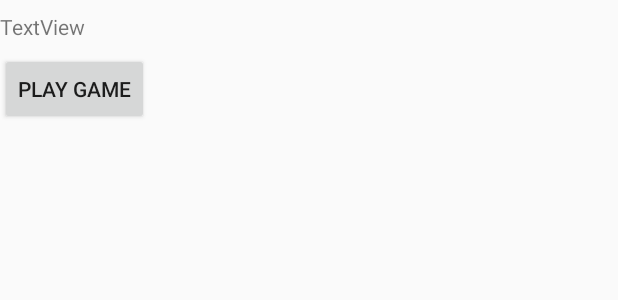
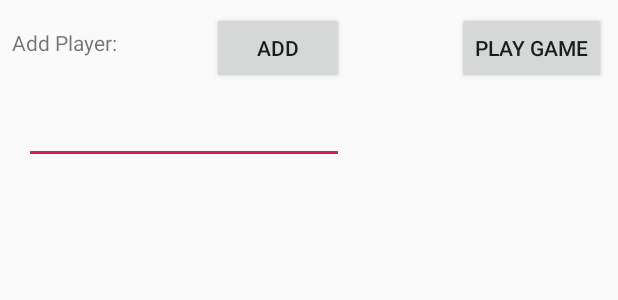
Before and after one commit to Cultiststeve/Blood-Bowl-Playing-Aid, an Android app: the layout activity_team_setup.xml on its own in the app's theme, with its tools: preview values and no code run, on a phone screen of 412 x 824 dp. Shown: the top 300 px of the screen. Run offline under Robolectric (Android 15) with nearby library versions, the phone set to English and light mode, and no system bars.

Commit message:
List view for players

```diff
--- a/app/build.gradle
+++ b/app/build.gradle
@@ -26,4 +26,5 @@ dependencies {
     testImplementation 'junit:junit:4.12'
     androidTestImplementation 'com.android.support.test:runner:1.0.2'
     androidTestImplementation 'com.android.support.test.espresso:espresso-core:3.0.2'
+    implementation 'com.android.support:recyclerview-v7:28.0.0'
 }
--- a/app/src/main/AndroidManifest.xml
+++ b/app/src/main/AndroidManifest.xml
@@ -9,7 +9,8 @@
         android:roundIcon="@mipmap/ic_launcher_round"
         android:supportsRtl="true"
         android:theme="@style/AppTheme">
-        <activity android:name=".TeamSetupActivity">
+        <activity android:name=".TeamSetupActivity"
+            android:screenOrientation="landscape">
             <intent-filter>
                 <action android:name="android.intent.action.MAIN" />
 
@@ -17,7 +18,8 @@
                 <action android:name="android.intent.action.VIEW" />
             </intent-filter>
         </activity>
-        <activity android:name=".IngameActivity">
+        <activity android:name=".IngameActivity"
+            android:screenOrientation="landscape">
             <intent-filter>
                 <action android:name="android.intent.action.MAIN" />
             </intent-filter>
--- a/app/src/main/java/com/example/bloodbowlplayingaid/ControlButtonsFragment.java
+++ b/app/src/main/java/com/example/bloodbowlplayingaid/ControlButtonsFragment.java
@@ -69,7 +69,7 @@ public class ControlButtonsFragment extends Fragment {
     public View onCreateView(LayoutInflater inflater, ViewGroup container,
                              Bundle savedInstanceState) {
         // Inflate the layout for this fragment
-        return inflater.inflate(R.layout.fragment_fragment__button__draw, container, false);
+        return inflater.inflate(R.layout.fragment_button__panel, container, false);
     }
 
     @Override
--- a/app/src/main/java/com/example/bloodbowlplayingaid/PlayerCardFragment.java
+++ b/app/src/main/java/com/example/bloodbowlplayingaid/PlayerCardFragment.java
@@ -78,7 +78,7 @@ public class PlayerCardFragment extends Fragment {
                              Bundle savedInstanceState) {
         Log.d(TAG, "onCreateView() called with: inflater = [" + inflater + "], container = [" + container + "], savedInstanceState = [" + savedInstanceState + "]");
         // Inflate the layout for this fragment
-        View rootView = inflater.inflate(R.layout.player_card_fragment, container, false);
+        View rootView = inflater.inflate(R.layout.fragment_player_card, container, false);
 
         card_button = rootView.findViewById(R.id.card_button); // Get button, store in fragment variable
 
--- a/app/src/main/res/layout/activity_team_setup.xml
+++ b/app/src/main/res/layout/activity_team_setup.xml
@@ -6,22 +6,67 @@
     android:layout_height="match_parent"
     tools:context=".TeamSetupActivity">
 
-    <TextView
-        android:id="@+id/textView3"
-        android:layout_width="wrap_content"
-        android:layout_height="wrap_content"
-        android:layout_marginTop="8dp"
-        android:text="TextView"
-        app:layout_constraintTop_toTopOf="parent"
-        tools:layout_editor_absoluteX="213dp" />
-
     <Button
         android:id="@+id/button"
         android:layout_width="wrap_content"
         android:layout_height="wrap_content"
         android:layout_marginTop="8dp"
+        android:layout_marginEnd="8dp"
+        android:layout_marginRight="8dp"
         android:onClick="onBtnPlayPress"
         android:text="Play Game"
-        app:layout_constraintTop_toBottomOf="@+id/textView3"
-        tools:layout_editor_absoluteX="322dp" />
+        app:layout_constraintEnd_toEndOf="parent"
+        app:layout_constraintTop_toTopOf="parent" />
+
+    <EditText
+        android:id="@+id/editText"
+        android:layout_width="wrap_content"
+        android:layout_height="wrap_content"
+        android:layout_marginStart="8dp"
+        android:layout_marginLeft="8dp"
+        android:layout_marginTop="8dp"
+        android:ems="10"
+        android:inputType="number"
+        app:layout_constraintStart_toStartOf="@+id/textView5"
+        app:layout_constraintTop_toBottomOf="@+id/button2" />
+
+    <TextView
+        android:id="@+id/textView5"
+        android:layout_width="wrap_content"
+        android:layout_height="wrap_content"
+        android:layout_marginStart="8dp"
+        android:layout_marginLeft="8dp"
+        android:layout_marginTop="8dp"
+        android:layout_marginBottom="8dp"
+        android:text="Add Player:"
+        app:layout_constraintBottom_toBottomOf="@+id/button2"
+        app:layout_constraintStart_toStartOf="parent"
+        app:layout_constraintTop_toTopOf="parent" />
+
+    <android.support.v7.widget.RecyclerView
+        android:id="@+id/recylerViewTeam"
+        android:layout_width="0dp"
+        android:layout_height="0dp"
+        android:layout_marginStart="8dp"
+        android:layout_marginLeft="8dp"
+        android:layout_marginTop="8dp"
+        android:layout_marginEnd="8dp"
+        android:layout_marginRight="8dp"
+        android:layout_marginBottom="8dp"
+        app:layout_constraintBottom_toBottomOf="parent"
+        app:layout_constraintEnd_toStartOf="@+id/button"
+        app:layout_constraintStart_toEndOf="@+id/editText"
+        app:layout_constraintTop_toTopOf="parent" />
+
+    <Button
+        android:id="@+id/button2"
+        android:layout_width="wrap_content"
+        android:layout_height="wrap_content"
+        android:layout_marginTop="8dp"
+        android:layout_marginEnd="8dp"
+        android:layout_marginRight="8dp"
+        android:text="Add"
+        app:layout_constraintEnd_toStartOf="@+id/recylerViewTeam"
+        app:layout_constraintTop_toTopOf="parent" />
+
 </android.support.constraint.ConstraintLayout>
--- /dev/null
+++ b/app/src/main/res/layout/text_view_team_member.xml
@@ -0,0 +1,6 @@
+<?xml version="1.0" encoding="utf-8"?>
+<TextView xmlns:android="http://schemas.android.com/apk/res/android"
+    android:layout_width="wrap_content"
+    android:layout_height="wrap_content">
+
+</TextView>
```
Also changed, not shown: app/src/main/java/com/example/bloodbowlplayingaid/TeamListAdapter.java (added, +49 -0 lines), app/src/main/java/com/example/bloodbowlplayingaid/TeamSetupActivity.java (+19 -0 lines), app/src/main/res/layout/fragment_button__panel.xml (renamed from app/src/main/res/layout/fragment_fragment__button__draw.xml), app/src/main/res/layout/fragment_player_card.xml (renamed from app/src/main/res/layout/player_card_fragment.xml).
